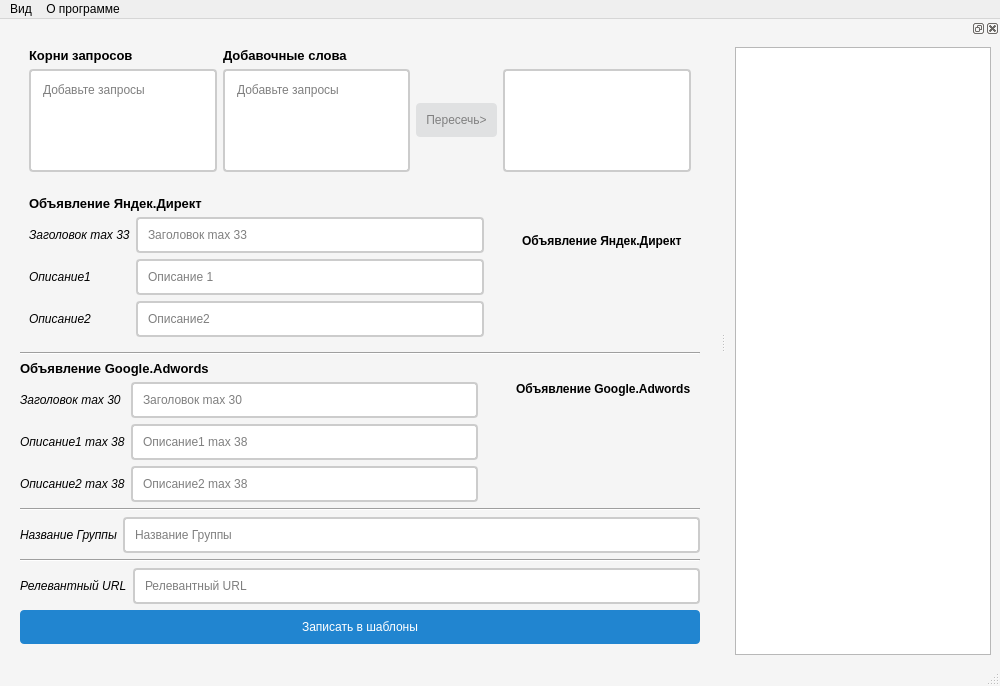
Old version of the form kont_gen.ui in the repository VitoZet/Kursa4.
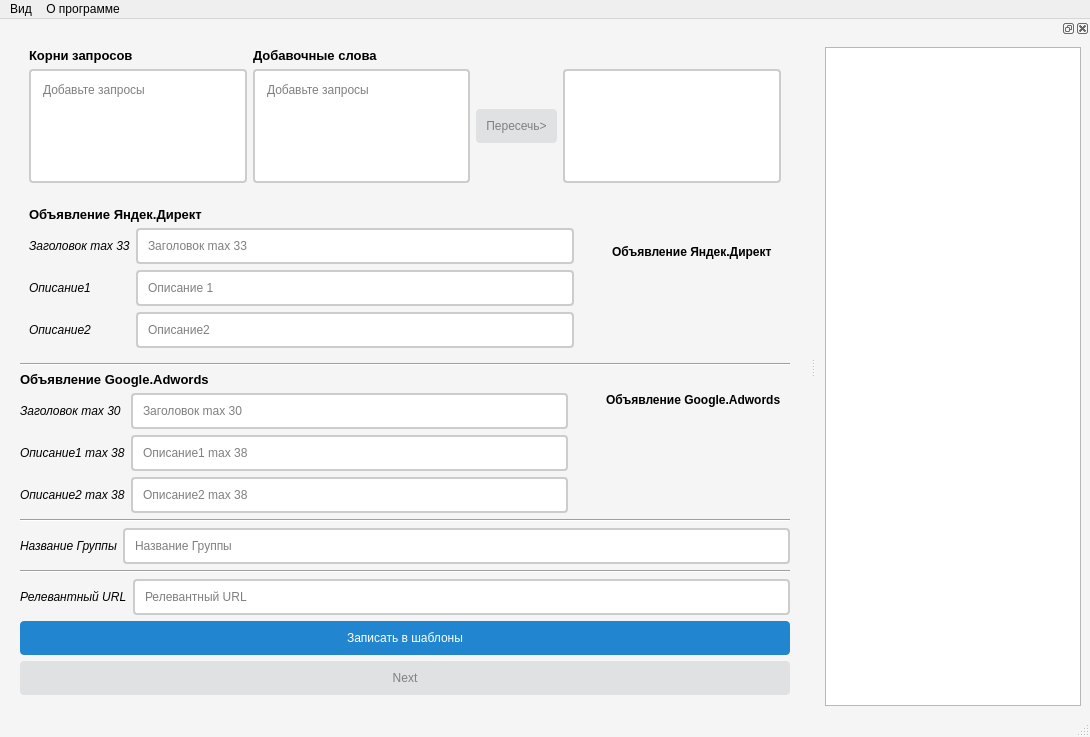
New version of the form.

Patch:
```diff
--- a/kont_gen.ui
+++ b/kont_gen.ui
@@ -6,8 +6,8 @@
    <rect>
     <x>0</x>
     <y>0</y>
-    <width>1000</width>
-    <height>686</height>
+    <width>1090</width>
+    <height>737</height>
    </rect>
   </property>
   <property name="windowTitle">
@@ -549,6 +549,13 @@
       </property>
      </widget>
     </item>
+    <item>
+     <widget class="QPushButton" name="NextButton">
+      <property name="text">
+       <string>Next</string>
+      </property>
+     </widget>
+    </item>
    </layout>
    <zorder>line</zorder>
    <zorder>line_2</zorder>
@@ -562,7 +569,7 @@
     <rect>
      <x>0</x>
      <y>0</y>
-     <width>1000</width>
+     <width>1090</width>
      <height>21</height>
     </rect>
    </property>
```
Left out of the diff: 1 changed line with no effect on the pictures.
